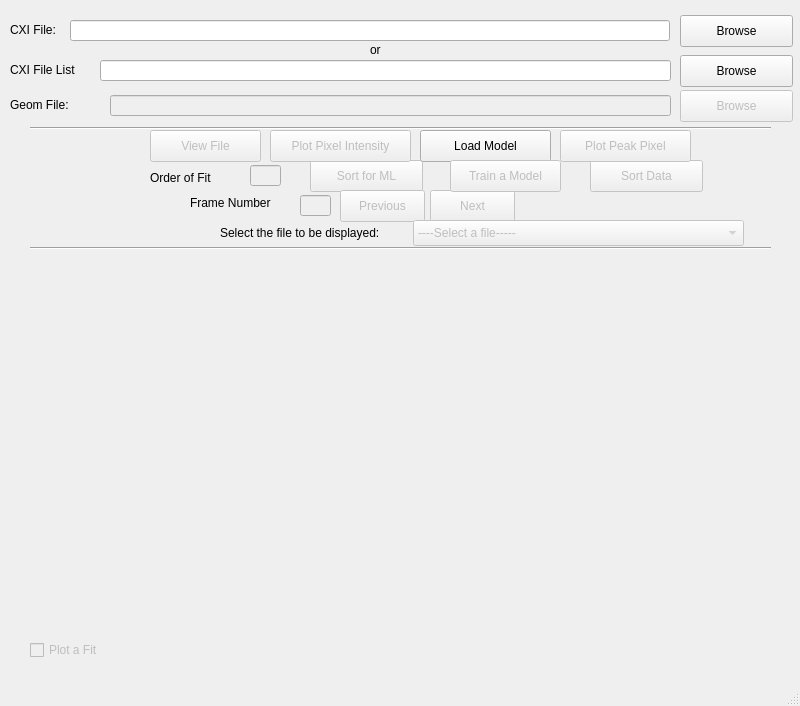
Before: the Qt Designer form UI/mainWindow.ui in gihankaushyal/PixelAnomalyDetectorTool, drawn with Qt 5.
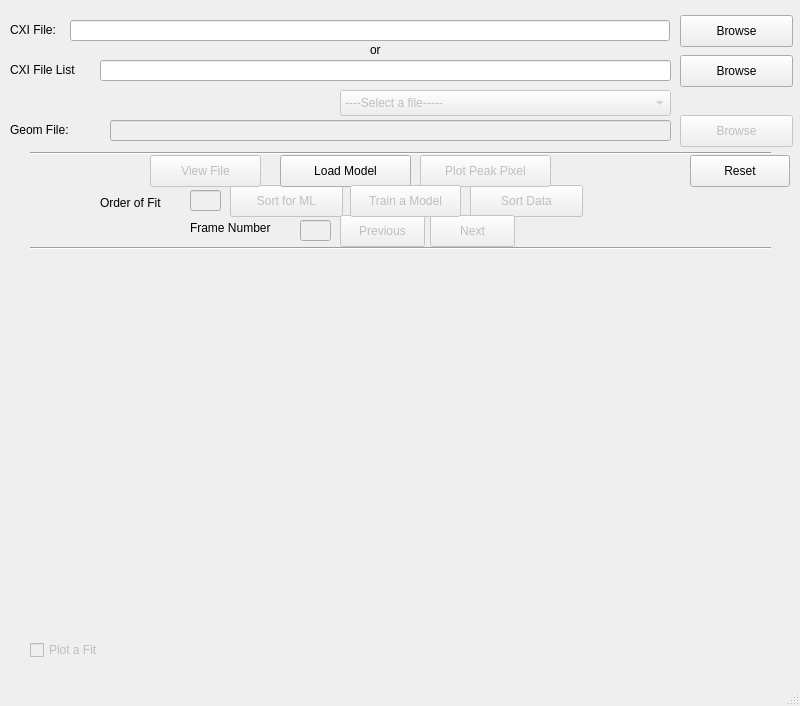
After: the same form once the commit is applied.

Commit message: change the button layout. Added a reset button, removed the plotPixelIntensity button.

The edit to the form file:
```diff
--- a/UI/mainWindow.ui
+++ b/UI/mainWindow.ui
@@ -56,8 +56,8 @@
     </property>
     <property name="geometry">
      <rect>
-      <x>590</x>
-      <y>160</y>
+      <x>470</x>
+      <y>185</y>
       <width>113</width>
       <height>32</height>
      </rect>
@@ -72,8 +72,8 @@
     </property>
     <property name="geometry">
      <rect>
-      <x>310</x>
-      <y>160</y>
+      <x>230</x>
+      <y>185</y>
       <width>113</width>
       <height>32</height>
      </rect>
@@ -86,7 +86,7 @@
     <property name="geometry">
      <rect>
       <x>30</x>
-      <y>120</y>
+      <y>145</y>
       <width>741</width>
       <height>16</height>
      </rect>
@@ -99,7 +99,7 @@
     <property name="geometry">
      <rect>
       <x>190</x>
-      <y>195</y>
+      <y>220</y>
       <width>101</width>
       <height>16</height>
      </rect>
@@ -115,7 +115,7 @@
     <property name="geometry">
      <rect>
       <x>300</x>
-      <y>195</y>
+      <y>220</y>
       <width>31</width>
       <height>21</height>
      </rect>
@@ -123,18 +123,18 @@
    </widget>
    <widget class="QPushButton" name="plotPixelIntensityButton">
     <property name="enabled">
-     <bool>false</bool>
+     <bool>true</bool>
     </property>
     <property name="geometry">
      <rect>
-      <x>270</x>
-      <y>130</y>
-      <width>141</width>
+      <x>690</x>
+      <y>155</y>
+      <width>100</width>
       <height>32</height>
      </rect>
     </property>
     <property name="text">
-     <string>Plot Pixel Intensity</string>
+     <string>Reset</string>
     </property>
    </widget>
    <widget class="QPushButton" name="loadButton">
@@ -143,8 +143,8 @@
     </property>
     <property name="geometry">
      <rect>
-      <x>420</x>
-      <y>130</y>
+      <x>280</x>
+      <y>155</y>
       <width>131</width>
       <height>32</height>
      </rect>
@@ -159,8 +159,8 @@
     </property>
     <property name="geometry">
      <rect>
-      <x>560</x>
-      <y>130</y>
+      <x>420</x>
+      <y>155</y>
       <width>131</width>
       <height>32</height>
      </rect>
@@ -199,7 +199,7 @@
     <property name="geometry">
      <rect>
       <x>430</x>
-      <y>190</y>
+      <y>215</y>
       <width>85</width>
       <height>32</height>
      </rect>
@@ -215,7 +215,7 @@
     <property name="geometry">
      <rect>
       <x>340</x>
-      <y>190</y>
+      <y>215</y>
       <width>85</width>
       <height>32</height>
      </rect>
@@ -227,8 +227,8 @@
    <widget class="QLabel" name="label_3">
     <property name="geometry">
      <rect>
-      <x>150</x>
-      <y>170</y>
+      <x>100</x>
+      <y>195</y>
       <width>71</width>
       <height>16</height>
      </rect>
@@ -243,8 +243,8 @@
     </property>
     <property name="geometry">
      <rect>
-      <x>250</x>
-      <y>165</y>
+      <x>190</x>
+      <y>190</y>
       <width>31</width>
       <height>21</height>
      </rect>
@@ -257,7 +257,7 @@
     <property name="geometry">
      <rect>
       <x>110</x>
-      <y>95</y>
+      <y>120</y>
       <width>561</width>
       <height>21</height>
      </rect>
@@ -270,7 +270,7 @@
     <property name="geometry">
      <rect>
       <x>680</x>
-      <y>90</y>
+      <y>115</y>
       <width>113</width>
       <height>32</height>
      </rect>
@@ -283,7 +283,7 @@
     <property name="geometry">
      <rect>
       <x>10</x>
-      <y>95</y>
+      <y>120</y>
       <width>81</width>
       <height>20</height>
      </rect>
@@ -299,7 +299,7 @@
     <property name="geometry">
      <rect>
       <x>150</x>
-      <y>130</y>
+      <y>155</y>
       <width>111</width>
       <height>32</height>
      </rect>
@@ -314,8 +314,8 @@
     </property>
     <property name="geometry">
      <rect>
-      <x>450</x>
-      <y>160</y>
+      <x>350</x>
+      <y>185</y>
       <width>111</width>
       <height>32</height>
      </rect>
@@ -401,8 +401,8 @@
     </property>
     <property name="geometry">
      <rect>
-      <x>413</x>
-      <y>220</y>
+      <x>340</x>
+      <y>90</y>
       <width>331</width>
       <height>26</height>
      </rect>
@@ -413,19 +413,6 @@
      </property>
     </item>
    </widget>
-   <widget class="QLabel" name="label_7">
-    <property name="geometry">
-     <rect>
-      <x>220</x>
-      <y>225</y>
-      <width>191</width>
-      <height>16</height>
-     </rect>
-    </property>
-    <property name="text">
-     <string>Select the file to be displayed:</string>
-    </property>
-   </widget>
   </widget>
   <widget class="QStatusBar" name="statusbar"/>
   <action name="actionQuit">
```
Left out of the diff: 2 changed lines with no effect on the pictures.
